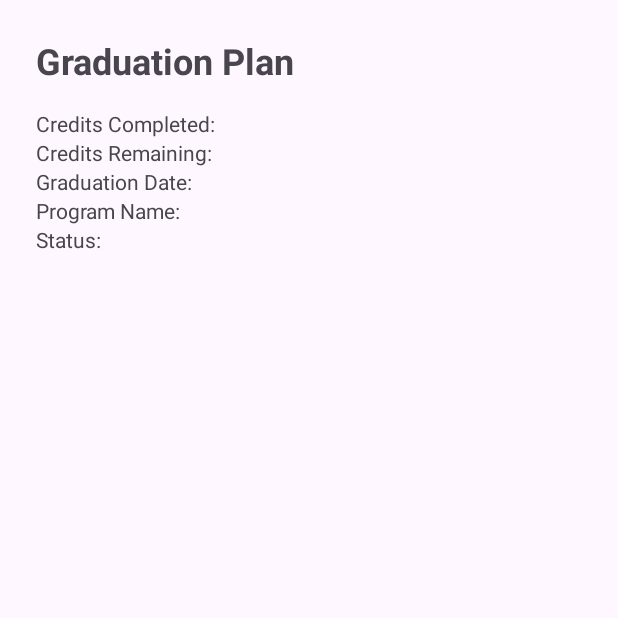
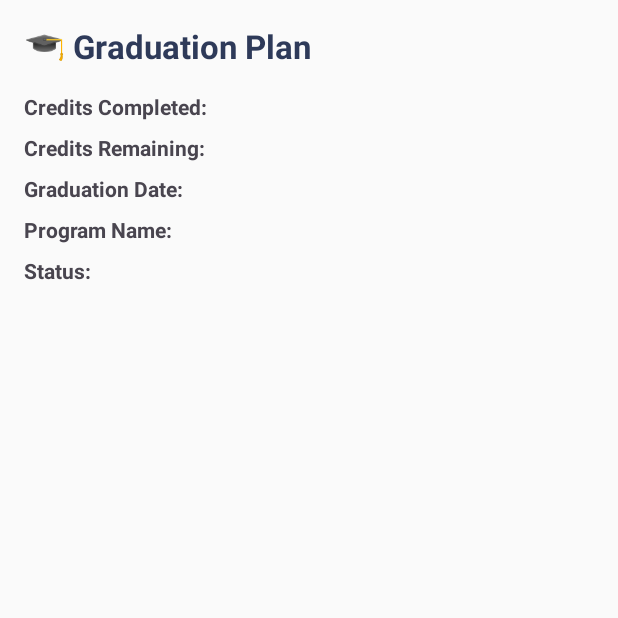
Before and after one commit to mikebassi132/Syntax-Squad, an Android app: the GradPlanActivity screen opened directly, with no data from a screen before it, on a phone screen of 412 x 824 dp, the top half of it. Run offline under Robolectric (Android 15) with nearby library versions, the light colour scheme and no system bars; our stand-ins replace Firebase (no records; nobody signed in at launch, a user with empty details on screens opened directly).

```diff
--- a/app/src/main/java/com/example/schoolboardapp/HomeActivity.java
+++ b/app/src/main/java/com/example/schoolboardapp/HomeActivity.java
@@ -31,14 +31,13 @@ public class HomeActivity extends AppCompatActivity {
     }
 
     private void setupGridClickListeners() {
-        // Set up click listener for the "Appointments" grid item
+        // "Appointments"
         findViewById(R.id.itemAppointments).setOnClickListener(v -> {
-            // Create intent to navigate to AppointmentsActivity
             Intent intent = new Intent(HomeActivity.this, AppointmentsActivity.class);
-            startActivity(intent);  // This starts the AppointmentsActivity
+            startActivity(intent);
         });
 
-        // Example for other grid items that show toast messages
+        // Others showing toast
         findViewById(R.id.itemMap).setOnClickListener(v ->
                 showToast("Map clicked"));
 
@@ -63,8 +62,12 @@ public class HomeActivity extends AppCompatActivity {
         findViewById(R.id.itemAid).setOnClickListener(v ->
                 showToast("Financial Aid clicked"));
 
-        findViewById(R.id.itemGradPlan).setOnClickListener(v ->
-                showToast("Grad Plan clicked"));
+        //  Grad Plan now opens GradPlanActivity instead of showing toast
+        LinearLayout gradPlanCard = findViewById(R.id.itemGradPlan);
+        gradPlanCard.setOnClickListener(v -> {
+            Intent intent = new Intent(HomeActivity.this, GradPlanActivity.class);
+            startActivity(intent);
+        });
     }
 
     private void showToast(String message) {
--- a/app/src/main/java/com/example/schoolboardapp/LoginActivity.java
+++ b/app/src/main/java/com/example/schoolboardapp/LoginActivity.java
@@ -11,7 +11,7 @@ import androidx.appcompat.app.AppCompatActivity;
 
 import com.google.firebase.auth.FirebaseAuth;
 
-public class LoginActivity extends AppCompatActivity {
+public class  LoginActivity extends AppCompatActivity {
 
     private EditText emailEditText, passwordEditText;
     private Button loginButton;
--- a/app/src/main/res/layout/activity_grad_plan.xml
+++ b/app/src/main/res/layout/activity_grad_plan.xml
@@ -2,7 +2,8 @@
 <ScrollView xmlns:android="http://schemas.android.com/apk/res/android"
     android:layout_width="match_parent"
     android:layout_height="match_parent"
-    android:padding="24dp">
+    android:padding="16dp"
+    android:background="#FAFAFA">
 
     <LinearLayout
         android:layout_width="match_parent"
@@ -10,43 +11,109 @@
         android:orientation="vertical">
 
         <TextView
-            android:id="@+id/tvTitle"
+            android:id="@+id/title"
             android:layout_width="wrap_content"
             android:layout_height="wrap_content"
-            android:text="Graduation Plan"
-            android:textSize="24sp"
+            android:text="🎓 Graduation Plan"
+            android:textSize="22sp"
             android:textStyle="bold"
+            android:textColor="#2E3A59"
             android:layout_marginBottom="16dp" />
 
-        <TableLayout
+        <LinearLayout
             android:layout_width="match_parent"
             android:layout_height="wrap_content"
-            android:stretchColumns="1">
+            android:orientation="horizontal"
+            android:layout_marginBottom="8dp">
 
-            <TableRow>
-                <TextView android:text="Credits Completed:" />
-                <TextView android:id="@+id/tvCreditsCompleted" />
-            </TableRow>
+            <TextView
+                android:layout_width="0dp"
+                android:layout_height="wrap_content"
+                android:layout_weight="1"
+                android:text="Credits Completed:"
+                android:textStyle="bold" />
 
-            <TableRow>
-                <TextView android:text="Credits Remaining:" />
-                <TextView android:id="@+id/tvCreditsRemaining" />
-            </TableRow>
+            <TextView
+                android:id="@+id/tvCreditsCompleted"
+                android:layout_width="wrap_content"
+                android:layout_height="wrap_content" />
+        </LinearLayout>
 
-            <TableRow>
-                <TextView android:text="Graduation Date:" />
-                <TextView android:id="@+id/tvGraduationDate" />
-            </TableRow>
+        <LinearLayout
+            android:layout_width="match_parent"
+            android:layout_height="wrap_content"
+            android:orientation="horizontal"
+            android:layout_marginBottom="8dp">
 
-            <TableRow>
-                <TextView android:text="Program Name:" />
-                <TextView android:id="@+id/tvProgramName" />
-            </TableRow>
+            <TextView
+                android:layout_width="0dp"
+                android:layout_height="wrap_content"
+                android:layout_weight="1"
+                android:text="Credits Remaining:"
+                android:textStyle="bold" />
 
-            <TableRow>
-                <TextView android:text="Status:" />
-                <TextView android:id="@+id/tvStatus" />
-            </TableRow>
-        </TableLayout>
+            <TextView
+                android:id="@+id/tvCreditsRemaining"
+                android:layout_width="wrap_content"
+                android:layout_height="wrap_content" />
+        </LinearLayout>
+
+        <LinearLayout
+            android:layout_width="match_parent"
+            android:layout_height="wrap_content"
+            android:orientation="horizontal"
+            android:layout_marginBottom="8dp">
+
+            <TextView
+                android:layout_width="0dp"
+                android:layout_height="wrap_content"
+                android:layout_weight="1"
+                android:text="Graduation Date:"
+                android:textStyle="bold" />
+
+            <TextView
+                android:id="@+id/tvGraduationDate"
+                android:layout_width="wrap_content"
+                android:layout_height="wrap_content" />
+        </LinearLayout>
+
+        <LinearLayout
+            android:layout_width="match_parent"
+            android:layout_height="wrap_content"
+            android:orientation="horizontal"
+            android:layout_marginBottom="8dp">
+
+            <TextView
+                android:layout_width="0dp"
+                android:layout_height="wrap_content"
+                android:layout_weight="1"
+                android:text="Program Name:"
+                android:textStyle="bold" />
+
+            <TextView
+                android:id="@+id/tvProgramName"
+                android:layout_width="wrap_content"
+                android:layout_height="wrap_content" />
+        </LinearLayout>
+
+        <LinearLayout
+            android:layout_width="match_parent"
+            android:layout_height="wrap_content"
+            android:orientation="horizontal"
+            android:layout_marginBottom="8dp">
+
+            <TextView
+                android:layout_width="0dp"
+                android:layout_height="wrap_content"
+                android:layout_weight="1"
+                android:text="Status:"
+                android:textStyle="bold" />
+
+            <TextView
+                android:id="@+id/tvStatus"
+                android:layout_width="wrap_content"
+                android:layout_height="wrap_content" />
+        </LinearLayout>
+
     </LinearLayout>
 </ScrollView>
```
